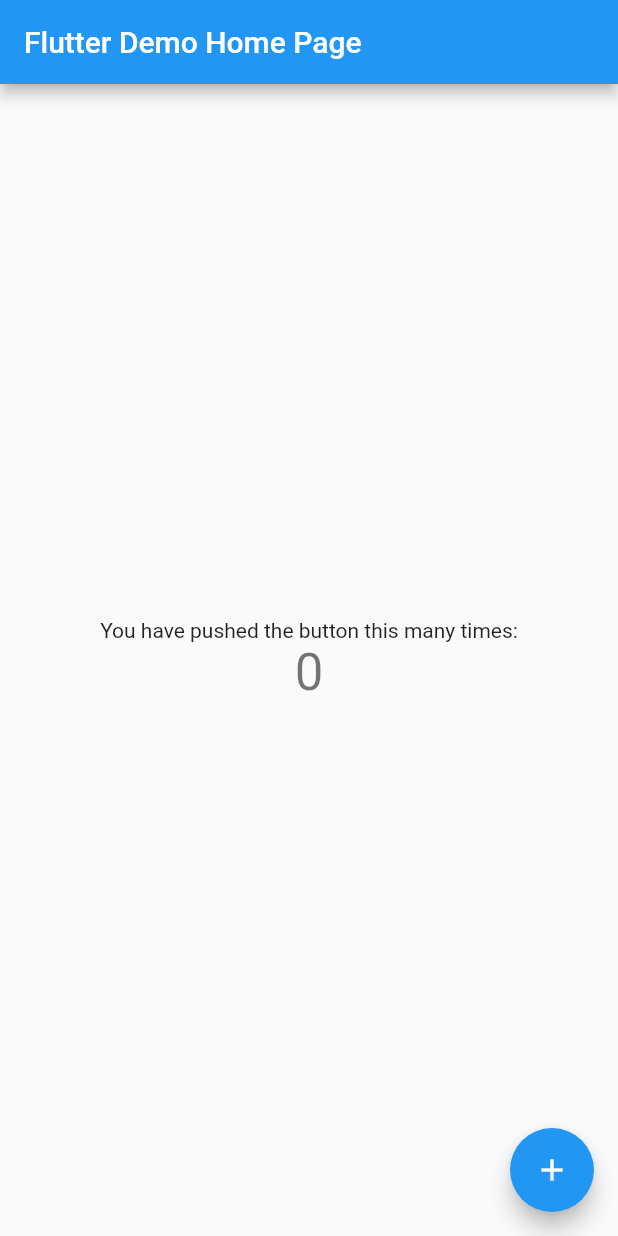
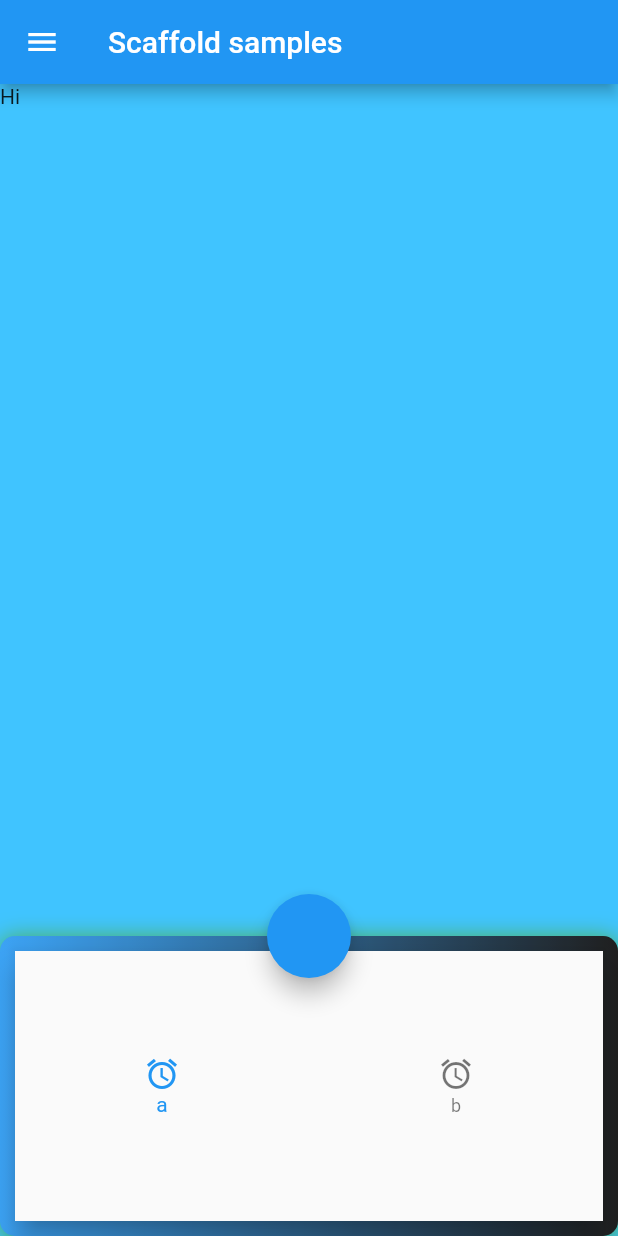
Before and after one commit to seymenmurat16/flutter_full_learn, a Flutter app: the screen it shows after launch, on a phone screen of 412 x 824 dp. Run offline on Flutter 3.47's test engine with Material 2 defaults, Android fonts, the phone set to English and light mode, and no system bars.

Commit message:
added scaffold text container

```diff
--- /dev/null
+++ b/lib/101/container_sized_box_learn.dart
@@ -0,0 +1,58 @@
+import 'package:flutter/material.dart';
+
+class ContainerSizedBoxLearn extends StatelessWidget {
+  const ContainerSizedBoxLearn({super.key});
+
+  @override
+  Widget build(BuildContext context) {
+    return Scaffold(
+      appBar: AppBar(),
+      body: Center(
+          child: Column(
+        children: [
+          SizedBox(
+            height: 200,
+            width: 100,
+            child: Text('Murat' * 10),
+          ),
+          const SizedBox.shrink(),
+          SizedBox.square(
+            dimension: 50,
+            child: Text('Square' * 10),
+          ),
+          Container(
+            constraints: const BoxConstraints(
+                maxWidth: 200, minWidth: 100, minHeight: 10, maxHeight: 120),
+            child: Text('aa' * 100,
+                maxLines: 2, style: TextStyle(color: Colors.white)),
+            padding: const EdgeInsets.all(10),
+            margin: const EdgeInsets.all(10),
+            decoration: ProjectContainerDecoration(),
+          )
+        ],
+      )),
+    );
+  }
+}
+
+class ProjectUtility {
+  static BoxDecoration boxDecoraiton = BoxDecoration(
+      borderRadius: BorderRadius.circular(10),
+      gradient: const LinearGradient(colors: [Colors.red, Colors.black]),
+      boxShadow: const [
+        BoxShadow(color: Colors.green, offset: Offset(0.1, 1), blurRadius: 12)
+      ],
+      border: Border.all(width: 10, color: Colors.white12));
+}
+
+class ProjectContainerDecoration extends BoxDecoration {
+  ProjectContainerDecoration()
+      : super(
+            borderRadius: BorderRadius.circular(10),
+            gradient: const LinearGradient(colors: [Colors.blue, Colors.black]),
+            boxShadow: const [
+              BoxShadow(
+                  color: Colors.green, offset: Offset(0.1, 1), blurRadius: 12)
+            ],
+            border: Border.all(width: 10, color: Colors.white12));
+}
--- /dev/null
+++ b/lib/101/scaffold_learn.dart
@@ -0,0 +1,36 @@
+import 'package:flutter/material.dart';
+
+import 'container_sized_box_learn.dart';
+
+class ScaffoldLearnView extends StatelessWidget {
+  const ScaffoldLearnView({Key? key}) : super(key: key);
+
+  @override
+  Widget build(BuildContext context) {
+    return Scaffold(
+      appBar: AppBar(title: const Text('Scaffold samples')),
+      body: const Text('Hi'),
+      backgroundColor: Colors.lightBlueAccent,
+      extendBody: true,
+      floatingActionButton: FloatingActionButton(
+        onPressed: () {
+          showModalBottomSheet(
+              context: context,
+              builder: (context) => Container(
+                    height: 200,
+                  ));
+        },
+      ),
+      floatingActionButtonLocation: FloatingActionButtonLocation.centerDocked,
+      drawer: const Drawer(),
+      bottomNavigationBar: Container(
+        height: 200,
+        decoration: ProjectContainerDecoration(),
+        child: BottomNavigationBar(items: const [
+          BottomNavigationBarItem(icon: Icon(Icons.access_alarms), label: 'a'),
+          BottomNavigationBarItem(icon: Icon(Icons.access_alarms), label: 'b'),
+        ]),
+      ),
+    );
+  }
+}
--- a/lib/main.dart
+++ b/lib/main.dart
@@ -1,4 +1,7 @@
 import 'package:flutter/material.dart';
+import 'package:flutter_full_learn/101/scaffold_learn.dart';
+import 'package:flutter_full_learn/101/text_learn_view.dart';
+import '101/container_sized_box_learn.dart';
 
 void main() {
   runApp(const MyApp());
@@ -11,105 +14,11 @@ class MyApp extends StatelessWidget {
   @override
   Widget build(BuildContext context) {
     return MaterialApp(
-      title: 'Flutter Demo',
-      theme: ThemeData(
-        // This is the theme of your application.
-        //
-        // Try running your application with "flutter run". You'll see the
-        // application has a blue toolbar. Then, without quitting the app, try
-        // changing the primarySwatch below to Colors.green and then invoke
-        // "hot reload" (press "r" in the console where you ran "flutter run",
-        // or simply save your changes to "hot reload" in a Flutter IDE).
-        // Notice that the counter didn't reset back to zero; the application
-        // is not restarted.
-        primarySwatch: Colors.blue,
-      ),
-      home: const MyHomePage(title: 'Flutter Demo Home Page'),
-    );
+        title: 'Flutter Demo',
+        debugShowCheckedModeBanner: false,
+        theme: ThemeData(
+          primarySwatch: Colors.blue,
+        ),
+        home: const ScaffoldLearnView());
   }
 }
-
-class MyHomePage extends StatefulWidget {
-  const MyHomePage({super.key, required this.title});
-
-  // This widget is the home page of your application. It is stateful, meaning
-  // that it has a State object (defined below) that contains fields that affect
-  // how it looks.
-
-  // This class is the configuration for the state. It holds the values (in this
-  // case the title) provided by the parent (in this case the App widget) and
-  // used by the build method of the State. Fields in a Widget subclass are
-  // always marked "final".
-
-  final String title;
-
-  @override
-  State<MyHomePage> createState() => _MyHomePageState();
-}
-
-class _MyHomePageState extends State<MyHomePage> {
-  int _counter = 0;
-
-  void _incrementCounter() {
-    setState(() {
-      // This call to setState tells the Flutter framework that something has
-      // changed in this State, which causes it to rerun the build method below
-      // so that the display can reflect the updated values. If we changed
-      // _counter without calling setState(), then the build method would not be
-      // called again, and so nothing would appear to happen.
-      _counter++;
-    });
-  }
-
-  @override
-  Widget build(BuildContext context) {
-    // This method is rerun every time setState is called, for instance as done
-    // by the _incrementCounter method above.
-    //
-    // The Flutter framework has been optimized to make rerunning build methods
-    // fast, so that you can just rebuild anything that needs updating rather
-    // than having to individually change instances of widgets.
-    return Scaffold(
-      appBar: AppBar(
-        // Here we take the value from the MyHomePage object that was created by
-        // the App.build method, and use it to set our appbar title.
-        title: Text(widget.title),
-      ),
-      body: Center(
-        // Center is a layout widget. It takes a single child and positions it
-        // in the middle of the parent.
-        child: Column(
-          // Column is also a layout widget. It takes a list of children and
-          // arranges them vertically. By default, it sizes itself to fit its
-          // children horizontally, and tries to be as tall as its parent.
-          //
-          // Invoke "debug painting" (press "p" in the console, choose the
-          // "Toggle Debug Paint" action from the Flutter Inspector in Android
-          // Studio, or the "Toggle Debug Paint" command in Visual Studio Code)
-          // to see the wireframe for each widget.
-          //
-          // Column has various properties to control how it sizes itself and
-          // how it positions its children. Here we use mainAxisAlignment to
-          // center the children vertically; the main axis here is the vertical
-          // axis because Columns are vertical (the cross axis would be
-          // horizontal).
-          mainAxisAlignment: MainAxisAlignment.center,
-          children: <Widget>[
-            const Text(
-              'You have pushed the button this many times:',
-            ),
-            Text(
-              '$_counter',
-              style: Theme.of(context).textTheme.headline4,
-            ),
-          ],
-        ),
-      ),
-      floatingActionButton: FloatingActionButton(
-        onPressed: _incrementCounter,
-        tooltip: 'Increment',
-        child: const Icon(Icons.add),
-      ), // This trailing comma makes auto-formatting nicer for build methods.
-    );
-  }
-}
```
Also changed, not shown: lib/101/text_learn_view.dart (added, +64 -0 lines).
